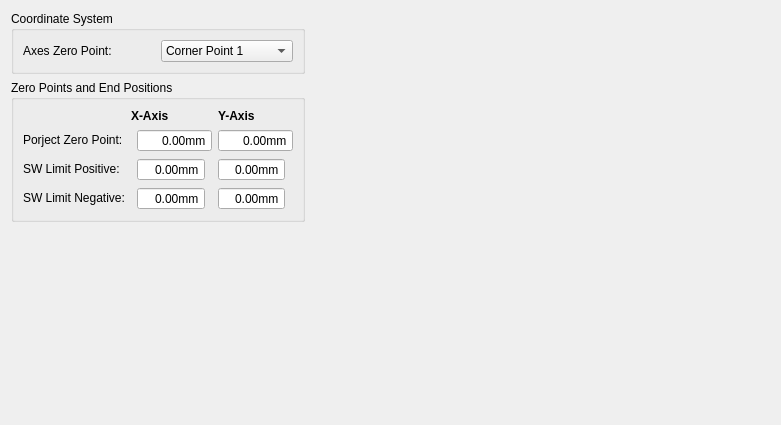
First picture: the form in source/wnd/h2measurement.ui, repository ww4u/mct-t4, before the edit.
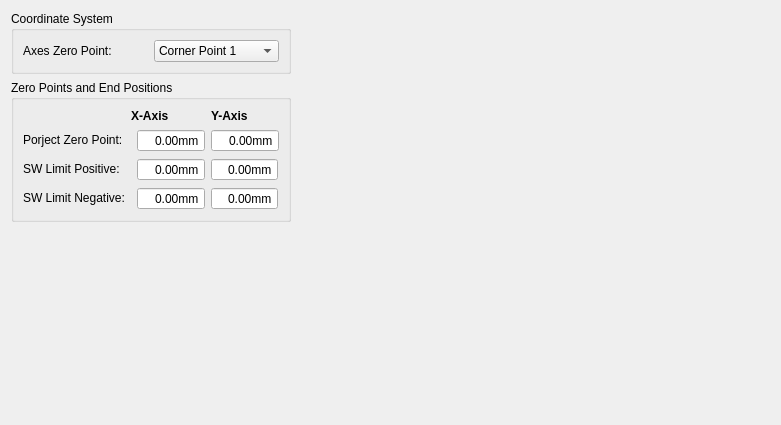
Second picture: the form after the edit. Icons and pictures are not drawn.

Diff of the .ui file:
```diff
--- a/source/wnd/h2measurement.ui
+++ b/source/wnd/h2measurement.ui
@@ -201,7 +201,7 @@
          <string>mm</string>
         </property>
         <property name="maximum">
-         <double>1000.000000000000000</double>
+         <double>999.000000000000000</double>
         </property>
        </widget>
       </item>
@@ -232,7 +232,7 @@
          <string>mm</string>
         </property>
         <property name="maximum">
-         <double>1000.000000000000000</double>
+         <double>999.000000000000000</double>
         </property>
        </widget>
       </item>
```
